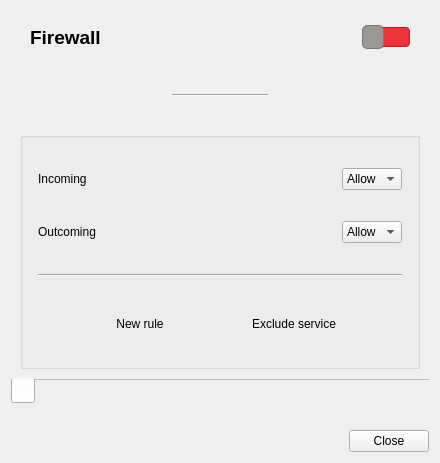
The window that ui/opensnitch/res/firewall.ui (evilsocket/opensnitch) describes before a commit, drawn with Qt 5.
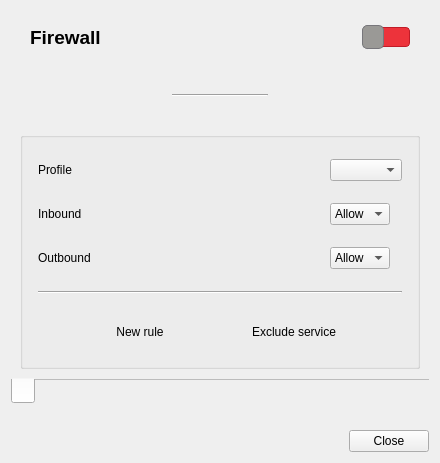
The same window after the commit. Icons and pictures are not drawn.

Commit message:
firewall,nftables: allow to apply profiles
- When changing the policy of a chain, apply the changes based on a
  defined profile.
  This allow us to apply a set of defined rules for different purposes:
  home, office, public, etc.

  For example: setting a policy to drop every incoming connection needs
  2 extra rules to allow outbound connections: allow localhost + allow
  established connections.
- The minimum protobuf version requirement is 3.8.0

Patch:
```diff
--- a/ui/opensnitch/res/firewall.ui
+++ b/ui/opensnitch/res/firewall.ui
@@ -256,7 +256,35 @@
           <property name="bottomMargin">
            <number>0</number>
           </property>
-          <item row="0" column="1">
+          <item row="2" column="1">
+           <widget class="QComboBox" name="comboOutput">
+            <property name="sizePolicy">
+             <sizepolicy hsizetype="Maximum" vsizetype="Fixed">
+              <horstretch>0</horstretch>
+              <verstretch>0</verstretch>
+             </sizepolicy>
+            </property>
+            <item>
+             <property name="text">
+              <string>Allow</string>
+             </property>
+             <property name="icon">
+              <iconset theme="emblem-default">
+               <normaloff>../../../../../../../../../../.designer/backup</normaloff>../../../../../../../../../../.designer/backup</iconset>
+             </property>
+            </item>
+            <item>
+             <property name="text">
+              <string>Deny</string>
+             </property>
+             <property name="icon">
+              <iconset theme="process-stop">
+               <normaloff>../../../../../../../../../../.designer/backup</normaloff>../../../../../../../../../../.designer/backup</iconset>
+             </property>
+            </item>
+           </widget>
+          </item>
+          <item row="1" column="1">
            <widget class="QComboBox" name="comboInput">
             <property name="sizePolicy">
              <sizepolicy hsizetype="Maximum" vsizetype="Fixed">
@@ -284,42 +312,14 @@
             </item>
            </widget>
           </item>
-          <item row="1" column="0">
+          <item row="2" column="0">
            <widget class="QLabel" name="label_4">
             <property name="text">
-             <string>Outcoming</string>
+             <string>Outbound</string>
             </property>
            </widget>
           </item>
-          <item row="1" column="1">
-           <widget class="QComboBox" name="comboOutput">
-            <property name="sizePolicy">
-             <sizepolicy hsizetype="Maximum" vsizetype="Fixed">
-              <horstretch>0</horstretch>
-              <verstretch>0</verstretch>
-             </sizepolicy>
-            </property>
-            <item>
-             <property name="text">
-              <string>Allow</string>
-             </property>
-             <property name="icon">
-              <iconset theme="emblem-default">
-               <normaloff>../../../../../../../../../../.designer/backup</normaloff>../../../../../../../../../../.designer/backup</iconset>
-             </property>
-            </item>
-            <item>
-             <property name="text">
-              <string>Deny</string>
-             </property>
-             <property name="icon">
-              <iconset theme="process-stop">
-               <normaloff>../../../../../../../../../../.designer/backup</normaloff>../../../../../../../../../../.designer/backup</iconset>
-             </property>
-            </item>
-           </widget>
-          </item>
-          <item row="4" column="0" colspan="2">
+          <item row="5" column="0" colspan="2">
            <layout class="QHBoxLayout" name="horizontalLayout_3">
             <property name="topMargin">
              <number>5</number>
@@ -371,7 +371,7 @@
             </item>
            </layout>
           </item>
-          <item row="3" column="0" colspan="2">
+          <item row="4" column="0" colspan="2">
            <widget class="Line" name="line_2">
             <property name="sizePolicy">
              <sizepolicy hsizetype="Minimum" vsizetype="Fixed">
@@ -384,13 +384,23 @@
             </property>
            </widget>
           </item>
-          <item row="0" column="0">
+          <item row="1" column="0">
            <widget class="QLabel" name="label_3">
             <property name="text">
-             <string>Incoming</string>
+             <string>Inbound</string>
             </property>
            </widget>
           </item>
+          <item row="0" column="0">
+           <widget class="QLabel" name="lblProfile">
+            <property name="text">
+             <string>Profile</string>
+            </property>
+           </widget>
+          </item>
+          <item row="0" column="1">
+           <widget class="QComboBox" name="comboProfile"/>
+          </item>
          </layout>
         </widget>
        </item>
```
Left out of the diff: 20 changed lines with no effect on the pictures. The commit also changes 4 other files.
